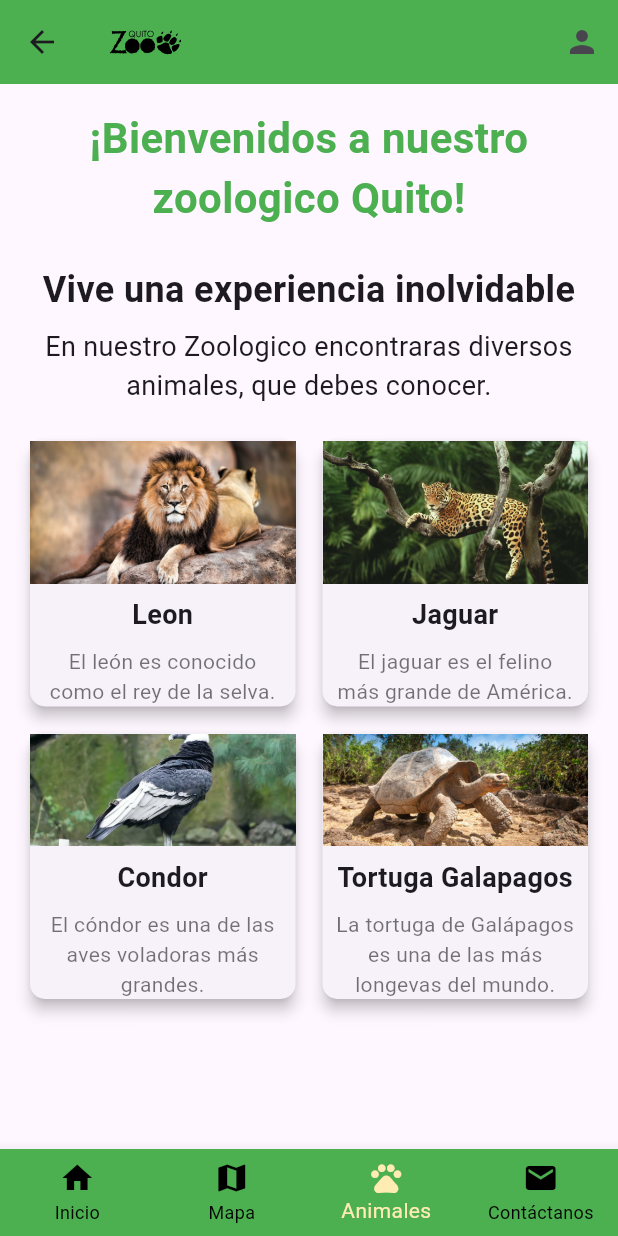
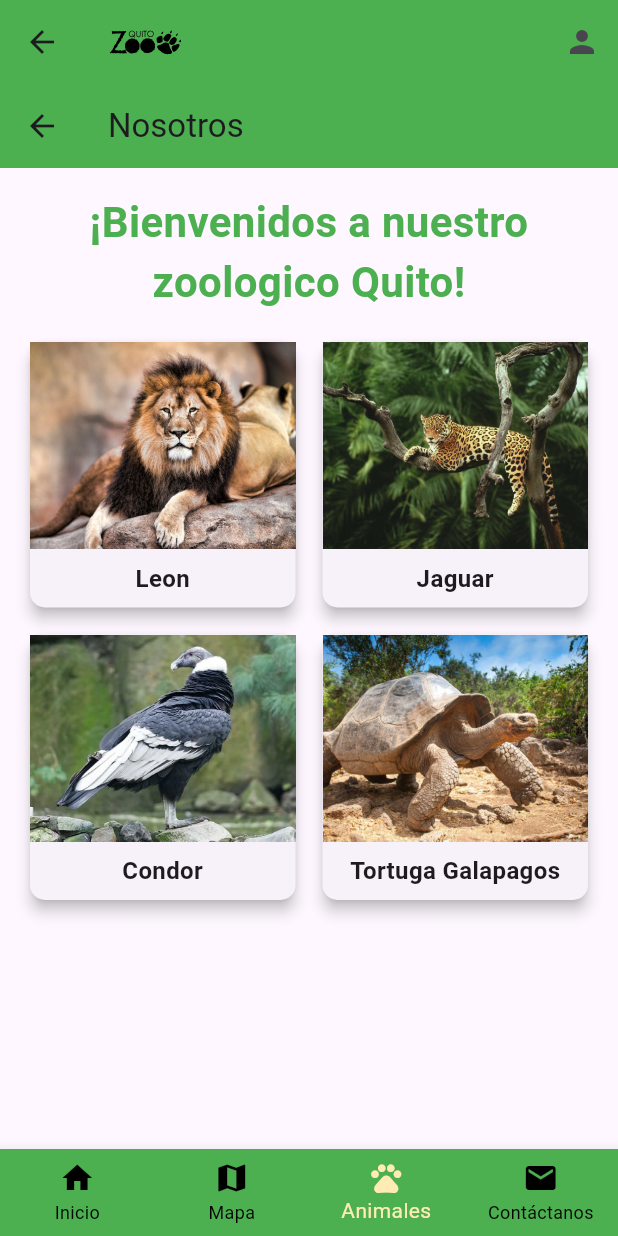
Before and after one commit to dcuatin94/app_zoologico, a Flutter app: the Menu screen opened by its route, item 3 of the bottom bar chosen, on a phone screen of 412 x 824 dp. Run offline on Flutter 3.47's test engine with Material 3 defaults, Android fonts, the phone set to English and light mode, and no system bars; our stand-ins replace carousel_slider, flutter_svg.

Commit message:
Actualizado login y nosotros

```diff
--- a/lib/main.dart
+++ b/lib/main.dart
@@ -1,7 +1,9 @@
-import 'package:app_zoologico/src/bienvenidos.dart';
-import 'package:app_zoologico/src/menu.dart';
-import 'package:app_zoologico/src/page_not_found.dart';
-import 'package:app_zoologico/src/registro.dart';
+import 'package:app_zoologico/src/authentication/register.dart';
+import 'package:app_zoologico/src/pages/bienvenidos.dart';
+import 'package:app_zoologico/src/pages/home.dart';
+import 'package:app_zoologico/src/pages/menu.dart';
+import 'package:app_zoologico/src/pages/page_not_found.dart';
+import 'package:app_zoologico/src/authentication/login.dart';
 import 'package:flutter/material.dart';
 // Asegúrate de que la ruta es correcta. Si tu archivo home.dart está en lib/src/
 
@@ -10,12 +12,14 @@ void main() {
 }
 
 class MyApp extends StatelessWidget {
-  MyApp({Key? key}) : super(key: key);
+  MyApp({super.key});
   final _routes = {
-    '/': (context) => const InicioScreen(),
+    '/': (context) => const Menu(),
+    // '/': (context) => const InicioScreen(),
     '/menu': (context) => const Menu(),
-    '/registro': (context) =>
-        const RegistroScreen(), // Asigna una ruta para HomeScreen(),
+    '/login': (context) => const LoginPage(),
+    '/register': (context) =>
+        const RegisterPage(), // Asigna una ruta para HomeScreen(),
   };
   @override
   Widget build(BuildContext context) {
--- a/lib/src/nosotros.dart
+++ /dev/null
@@ -1,139 +0,0 @@
-import 'package:flutter/material.dart';
-
-class NosotrosScreen extends StatelessWidget {
-  const NosotrosScreen({super.key});
-
-  // Lista de animales con sus nombres, imágenes y descripciones
-  final List<Map<String, String>> animals = const [
-    {
-      "name": "Leon",
-      "image": "assets/galeria/leon.jpg",
-      "description": "El león es conocido como el rey de la selva."
-    },
-    {
-      "name": "Jaguar",
-      "image": "assets/galeria/jaguar.jpg",
-      "description": "El jaguar es el felino más grande de América."
-    },
-    {
-      "name": "Condor",
-      "image": "assets/galeria/condor.jpg",
-      "description": "El cóndor es una de las aves voladoras más grandes."
-    },
-    {
-      "name": "Tortuga Galapagos",
-      "image": "assets/galeria/galapagos.jpg",
-      "description":
-          "La tortuga de Galápagos es una de las más longevas del mundo."
-    },
-  ];
-
-  @override
-  Widget build(BuildContext context) {
-    return Scaffold(
-      body: SingleChildScrollView(
-        child: Column(
-          crossAxisAlignment: CrossAxisAlignment.stretch,
-          children: [
-            const Padding(
-              padding: EdgeInsets.all(16.0),
-              child: Text(
-                '¡Bienvenidos a nuestro zoologico Quito!',
-                style: TextStyle(
-                  fontSize: 28,
-                  fontWeight: FontWeight.bold,
-                  color: Colors.green,
-                ),
-                textAlign: TextAlign.center,
-              ),
-            ),
-            const Padding(
-              padding: EdgeInsets.all(8.0),
-              child: Text(
-                'Vive una experiencia inolvidable',
-                style: TextStyle(fontSize: 24, fontWeight: FontWeight.bold),
-                textAlign: TextAlign.center,
-              ),
-            ),
-            const Padding(
-              padding: EdgeInsets.symmetric(horizontal: 16.0),
-              child: Text(
-                'En nuestro Zoologico encontraras diversos animales, que debes conocer.',
-                style: TextStyle(fontSize: 18),
-                textAlign: TextAlign.center,
-              ),
-            ),
-            const SizedBox(height: 20),
-            Padding(
-              padding: const EdgeInsets.symmetric(horizontal: 16.0),
-              child: GridView.builder(
-                shrinkWrap: true,
-                physics: const NeverScrollableScrollPhysics(),
-                gridDelegate: const SliverGridDelegateWithFixedCrossAxisCount(
-                  crossAxisCount: 2, // Número de columnas
-                  crossAxisSpacing: 10.0,
-                  mainAxisSpacing: 10.0,
-                ),
-                itemCount: animals.length,
-                itemBuilder: (context, index) {
-                  final animal = animals[index];
-                  final image = animal["image"];
-                  final name = animal["name"];
-                  final description = animal["description"];
-
-                  return Card(
-                    elevation: 4,
-                    shape: RoundedRectangleBorder(
-                      borderRadius: BorderRadius.circular(10),
-                    ),
-                    child: Column(
-                      crossAxisAlignment: CrossAxisAlignment.stretch,
-                      children: [
-                        Expanded(
-                          child: image != null
-                              ? Image.asset(
-                                  image,
-                                  fit: BoxFit.cover,
-                                  errorBuilder: (context, error, stackTrace) {
-                                    return const Center(
-                                      child: Text('Imagen no disponible'),
-                                    );
-                                  },
-                                )
-                              : const Center(
-                                  child: Text('Imagen no disponible')),
-                        ),
-                        Padding(
-                          padding: const EdgeInsets.all(8.0),
-                          child: Text(
-                            name ?? 'Sin nombre',
-                            style: const TextStyle(
-                              fontSize: 18,
-                              fontWeight: FontWeight.bold,
-                            ),
-                            textAlign: TextAlign.center,
-                          ),
-                        ),
-                        Padding(
-                          padding: const EdgeInsets.symmetric(horizontal: 8.0),
-                          child: Text(
-                            description ?? 'Sin descripción',
-                            style: const TextStyle(
-                              fontSize: 14,
-                              color: Colors.black54,
-                            ),
-                            textAlign: TextAlign.center,
-                          ),
-                        ),
-                      ],
-                    ),
-                  );
-                },
-              ),
-            ),
-          ],
-        ),
-      ),
-    );
-  }
-}
--- a/lib/src/bienvenidos.dart
+++ b/lib/src/pages/bienvenidos.dart
@@ -63,10 +63,10 @@ class InicioScreen extends StatelessWidget {
       ),
       floatingActionButton: FloatingActionButton(
         onPressed: () {
-          Navigator.pushReplacementNamed(context, '/menu');
+          Navigator.pushReplacementNamed(context, '/login');
         },
+        backgroundColor: Colors.amber.shade400,
         child: const Icon(Icons.arrow_forward, color: Colors.white),
-        backgroundColor: Colors.amber.shade400,
       ),
     );
   }
--- a/lib/src/mapa.dart
+++ b/lib/src/pages/mapa.dart
@@ -1,7 +1,9 @@
+// ignore_for_file: library_private_types_in_public_api
+
 import 'package:flutter/material.dart';
 
 class MapaScreen extends StatefulWidget {
-  const MapaScreen({Key? key}) : super(key: key);
+  const MapaScreen({super.key});
 
   @override
   _MapaState createState() => _MapaState();
--- a/lib/src/menu.dart
+++ b/lib/src/pages/menu.dart
@@ -1,12 +1,14 @@
-import 'package:app_zoologico/src/contactos.dart';
-import 'package:app_zoologico/src/home.dart';
-import 'package:app_zoologico/src/mapa.dart';
-import 'package:app_zoologico/src/nosotros.dart';
+// ignore_for_file: library_private_types_in_public_api
+
+import 'package:app_zoologico/src/pages/contactos.dart';
+import 'package:app_zoologico/src/pages/home.dart';
+import 'package:app_zoologico/src/pages/mapa.dart';
+import 'package:app_zoologico/src/pages/nosotros.dart';
+import 'package:app_zoologico/src/widgets/logo.dart';
 import 'package:flutter/material.dart';
-import 'package:flutter_svg/flutter_svg.dart';
 
 class Menu extends StatefulWidget {
-  const Menu({Key? key}) : super(key: key);
+  const Menu({super.key});
 
   @override
   _MenuState createState() => _MenuState();
@@ -31,11 +33,7 @@ class _MenuState extends State<Menu> {
   Widget build(BuildContext context) {
     return Scaffold(
       appBar: AppBar(
-        title: SvgPicture.asset(
-          'assets/images/zoo-color.svg',
-          width: 50,
-          height: 50,
-        ),
+        title: Logo(),
         backgroundColor: Colors.green,
         actions: [
           IconButton(
--- /dev/null
+++ b/lib/src/pages/nosotros.dart
@@ -0,0 +1,216 @@
+import 'package:flutter/material.dart';
+
+class NosotrosScreen extends StatelessWidget {
+  const NosotrosScreen(
+      {super.key}); // Constructor constante definido correctamente
+
+  final List<Map<String, String>> animals = const [
+    {
+      "name": "Leon",
+      "image": "assets/galeria/leon.jpg",
+      "description": "El majestuoso león nació en 2010 en la vasta sabana africana, "
+          "donde enfrentó múltiples peligros, incluidos cazadores furtivos y la amenaza de la pérdida de su hábitat natural. "
+          "En un dramático giro del destino, fue capturado por traficantes ilegales, pero afortunadamente, "
+          "un operativo internacional logró rescatarlo. Debilitado pero lleno de esperanza, fue trasladado al zoológico de Guayllabamba, en Ecuador, "
+          "donde recibió cuidados intensivos y un hogar seguro. Hoy, este león simboliza la lucha por la conservación de especies y la esperanza "
+          "de un futuro mejor para la fauna amenazada."
+    },
+    {
+      "name": "Jaguar",
+      "image": "assets/galeria/jaguar.jpg",
+      "description": "El jaguar, nacido en 2015 en el corazón de la Amazonía, sufrió las consecuencias de la deforestación masiva que destruyó su hogar. "
+          "Desplazado y en busca de alimento, tuvo un desafortunado encuentro con humanos, lo que casi le costó la vida. "
+          "Afortunadamente, fue rescatado y llevado al zoológico de Guayllabamba, donde ahora vive protegido. "
+          "Este imponente felino se ha convertido en un símbolo de la conservación y de la coexistencia armoniosa entre los humanos y la naturaleza."
+    },
+    {
+      "name": "Condor",
+      "image": "assets/galeria/condor.jpg",
+      "description": "El cóndor andino, ave emblemática de Ecuador, es reconocido como una de las especies voladoras más grandes del mundo. "
+          "Con su majestuosa envergadura que puede superar los tres metros, surca los cielos de los Andes simbolizando fuerza, libertad y esperanza. "
+          "A pesar de su importancia cultural y natural, enfrenta serias amenazas debido a la pérdida de hábitat y la caza ilegal, lo que lo ha llevado al borde de la extinción. "
+          "En Ecuador, esfuerzos de conservación buscan proteger a esta icónica ave, devolviéndole su lugar como guardián de las montañas."
+    },
+    {
+      "name": "Tortuga Galapagos",
+      "image": "assets/galeria/galapagos.jpg",
+      "description": "La tortuga de Galápagos, una de las especies más longevas del mundo, puede vivir más de 100 años, "
+          "y algunos ejemplares han llegado a superar los 150 años. Endémica de las Islas Galápagos, esta majestuosa criatura desempeña un papel fundamental en su ecosistema, "
+          "ayudando a dispersar semillas y mantener el equilibrio natural. "
+          "Sin embargo, durante siglos enfrentó la amenaza de la caza y la introducción de especies invasoras que pusieron en peligro su existencia. "
+          "Gracias a los esfuerzos de conservación, hoy su población está en recuperación, representando un símbolo de esperanza y resiliencia."
+    },
+  ];
+
+  @override
+  Widget build(BuildContext context) {
+    return Scaffold(
+      appBar: AppBar(
+        title: const Text("Nosotros"),
+        backgroundColor: Colors.green,
+      ),
+      body: SingleChildScrollView(
+        child: Column(
+          crossAxisAlignment: CrossAxisAlignment.stretch,
+          children: [
+            const Padding(
+              padding: EdgeInsets.all(16.0),
+              child: Text(
+                '¡Bienvenidos a nuestro zoologico Quito!',
+                style: TextStyle(
+                  fontSize: 28,
+                  fontWeight: FontWeight.bold,
+                  color: Colors.green,
+                ),
+                textAlign: TextAlign.center,
+              ),
+            ),
+            Padding(
+              padding: const EdgeInsets.symmetric(horizontal: 16.0),
+              child: GridView.builder(
+                shrinkWrap: true,
+                physics: const NeverScrollableScrollPhysics(),
+                gridDelegate: const SliverGridDelegateWithFixedCrossAxisCount(
+                  crossAxisCount: 2, // Número de columnas
+                  crossAxisSpacing: 10.0,
+                  mainAxisSpacing: 10.0,
+                ),
+                itemCount: animals.length,
+                itemBuilder: (context, index) {
+                  final animal = animals[index];
+                  final name = animal["name"];
+                  final image = animal["image"];
+                  final description = animal["description"];
+
+                  return GestureDetector(
+                    onTap: () {
+                      Navigator.push(
+                        context,
+                        MaterialPageRoute(
+                          builder: (context) => AnimalDetailScreen(
+                            name: name ?? '',
+                            image: image ?? '',
+                            description: description ?? '',
+                          ),
+                        ),
+                      );
+                    },
+                    child: Card(
+                      elevation: 4,
+                      shape: RoundedRectangleBorder(
+                        borderRadius: BorderRadius.circular(10),
+                      ),
+                      child: Column(
+                        crossAxisAlignment: CrossAxisAlignment.stretch,
+                        children: [
+                          Expanded(
+                            child: Image.asset(
+                              image!,
+                              fit: BoxFit.cover,
+                              errorBuilder: (context, error, stackTrace) =>
+                                  const Center(child: Text("No disponible")),
+                            ),
+                          ),
+                          Padding(
+                            padding: const EdgeInsets.all(8.0),
+                            child: Text(
+                              name!,
+                              style: const TextStyle(
+                                fontSize: 16,
+                                fontWeight: FontWeight.bold,
+                              ),
+                              textAlign: TextAlign.center,
+                            ),
+                          ),
+                        ],
+                      ),
+                    ),
+                  );
+                },
+              ),
+            ),
+          ],
+        ),
+      ),
+    );
+  }
+}
+
+// Pantalla de detalles del animal
+class AnimalDetailScreen extends StatelessWidget {
+  final String name;
+  final String image;
+  final String description;
+
+  const AnimalDetailScreen({
+    super.key,
+    required this.name,
+    required this.image,
+    required this.description,
+  });
+
+  @override
+  Widget build(BuildContext context) {
+    return Scaffold(
+      appBar: AppBar(
+        title: Text(name),
+        backgroundColor: Colors.green,
+      ),
+      body: Container(
+        color: Colors.green.shade100,
+        child: SingleChildScrollView(
+          child: Column(
+            crossAxisAlignment: CrossAxisAlignment.stretch,
+            children: [
+              Image.asset(
+                image,
+                height: 300,
+                fit: BoxFit.cover,
+                errorBuilder: (context, error, stackTrace) =>
+                    const Center(child: Text("Imagen no disponible")),
+              ),
+              Container(
+                color: Colors.green.shade300,
+                padding: const EdgeInsets.all(16.0),
+                child: Text(
+                  name,
+                  style: const TextStyle(
+                    fontSize: 28,
+                    fontWeight: FontWeight.bold,
+                    color: Colors.white,
+                  ),
+                  textAlign: TextAlign.center,
+                ),
+              ),
+              Padding(
+                padding: const EdgeInsets.all(16.0),
+                child: Container(
+                  decoration: BoxDecoration(
+                    color: Colors.white,
+                    borderRadius: BorderRadius.circular(10),
+                    boxShadow: [
+                      BoxShadow(
+                        color: Colors.black.withOpacity(0.2),
+                        blurRadius: 8,
+                        offset: const Offset(0, 4),
+                      ),
+                    ],
+                  ),
+                  padding: const EdgeInsets.all(16.0),
+                  child: Text(
+                    description,
+                    style: const TextStyle(
+                      fontSize: 16,
+                      color: Colors.black87,
+                    ),
+                    textAlign: TextAlign.justify,
+                  ),
+                ),
+              ),
+            ],
+          ),
+        ),
+      ),
+    );
+  }
+}
--- a/lib/src/page_not_found.dart
+++ b/lib/src/pages/page_not_found.dart
@@ -1,7 +1,9 @@
+// ignore_for_file: library_private_types_in_public_api
+
 import 'package:flutter/material.dart';
 
 class PageNotFound extends StatefulWidget {
-  const PageNotFound({Key? key}) : super(key: key);
+  const PageNotFound({super.key});
 
   @override
   _PageNotFound createState() => _PageNotFound();
--- a/lib/src/registro.dart
+++ b/lib/src/registro.dart
@@ -1,3 +1,5 @@
+// ignore_for_file: library_private_types_in_public_api
+
 import 'package:flutter/material.dart';
 
 class RegistroScreen extends StatefulWidget {
--- a/lib/src/widgets/ExpandingCircleImage.dart
+++ b/lib/src/widgets/ExpandingCircleImage.dart
@@ -1,10 +1,11 @@
+// ignore_for_file: file_names, library_private_types_in_public_api
+
 import 'package:flutter/material.dart';
 
 class ExpandingCircleImage extends StatefulWidget {
   final String imagePath;
 
-  const ExpandingCircleImage({Key? key, required this.imagePath})
-      : super(key: key);
+  const ExpandingCircleImage({super.key, required this.imagePath});
 
   @override
   _ExpandingCircleImageState createState() => _ExpandingCircleImageState();
--- a/lib/src/widgets/carousel.dart
+++ b/lib/src/widgets/carousel.dart
@@ -2,7 +2,7 @@ import 'package:flutter/material.dart';
 import 'package:carousel_slider/carousel_slider.dart';
 
 class AnimalCarousel extends StatelessWidget {
-  AnimalCarousel({Key? key}) : super(key: key);
+  AnimalCarousel({super.key});
   final List<String> imgList = [
     'assets/galeria/caiman.jpg', // Reemplaza con la ruta de tu imagen
     'assets/galeria/supay.jpg', // Reemplaza con la ruta de tu imagen
--- /dev/null
+++ b/lib/src/widgets/logo.dart
@@ -0,0 +1,15 @@
+import 'package:flutter/material.dart';
+import 'package:flutter_svg/svg.dart';
+
+class Logo extends StatelessWidget {
+  const Logo({super.key});
+
+  @override
+  Widget build(BuildContext context) {
+    return SvgPicture.asset(
+      'assets/images/zoo-color.svg',
+      width: 50,
+      height: 50,
+    );
+  }
+}
--- a/pubspec.yaml
+++ b/pubspec.yaml
@@ -20,7 +20,7 @@ dev_dependencies:
   flutter_test:
     sdk: flutter
 
-  flutter_lints: ^1.0.0  # Reglas de linting recomendadas para buenos hábitos de codificación
+  flutter_lints: ^5.0.0  # Reglas de linting recomendadas para buenos hábitos de codificación
 
 flutter:
   uses-material-design: true
```
Also changed, not shown: lib/src/authentication/login.dart (added, +113 -0 lines), lib/src/authentication/register.dart (added, +191 -0 lines), lib/src/pages/contactos.dart (renamed from lib/src/contactos.dart), lib/src/pages/home.dart (renamed from lib/src/home.dart), pubspec.lock.
